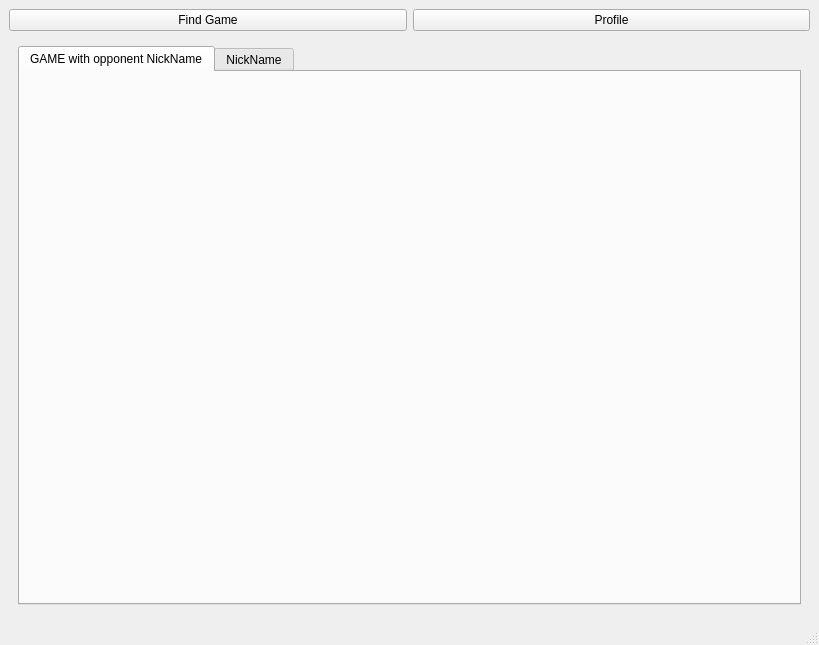
The window that TicTacToeClient/mainwindow.ui (M1shok/TicTacToeServer) describes before a commit, drawn with Qt 5.
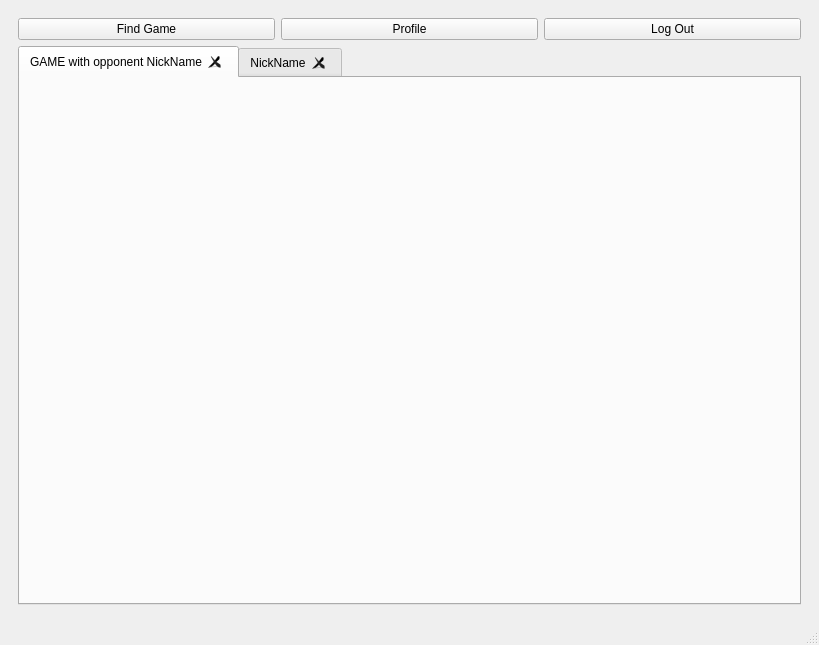
The same window after the commit.

Patch:
```diff
--- a/TicTacToeClient/mainwindow.ui
+++ b/TicTacToeClient/mainwindow.ui
@@ -15,24 +15,6 @@
   </property>
   <widget class="QWidget" name="centralwidget">
    <layout class="QVBoxLayout" name="verticalLayout">
-    <item>
-     <layout class="QHBoxLayout" name="horizontalLayout">
-      <item>
-       <widget class="QPushButton" name="pbFindGame">
-        <property name="text">
-         <string>Find Game</string>
-        </property>
-       </widget>
-      </item>
-      <item>
-       <widget class="QPushButton" name="pbProfile">
-        <property name="text">
-         <string>Profile</string>
-        </property>
-       </widget>
-      </item>
-     </layout>
-    </item>
     <item>
      <widget class="QStackedWidget" name="stackedWidget">
       <property name="layoutDirection">
@@ -73,6 +55,31 @@
       </widget>
       <widget class="QWidget" name="pageMain">
        <layout class="QVBoxLayout" name="verticalLayout_4">
+        <item>
+         <layout class="QHBoxLayout" name="horizontalLayout">
+          <item>
+           <widget class="QPushButton" name="pbFindGame">
+            <property name="text">
+             <string>Find Game</string>
+            </property>
+           </widget>
+          </item>
+          <item>
+           <widget class="QPushButton" name="pbProfile">
+            <property name="text">
+             <string>Profile</string>
+            </property>
+           </widget>
+          </item>
+          <item>
+           <widget class="QPushButton" name="pbLogOut">
+            <property name="text">
+             <string>Log Out</string>
+            </property>
+           </widget>
+          </item>
+         </layout>
+        </item>
         <item>
          <widget class="QTabWidget" name="tabWidget">
           <property name="tabPosition">
@@ -81,6 +88,9 @@
           <property name="currentIndex">
            <number>0</number>
           </property>
+          <property name="tabsClosable">
+           <bool>true</bool>
+          </property>
           <widget class="QWidget" name="tab">
            <attribute name="title">
             <string>GAME with opponent NickName</string>
```
Left out of the diff: 14 changed lines with no effect on the pictures.
